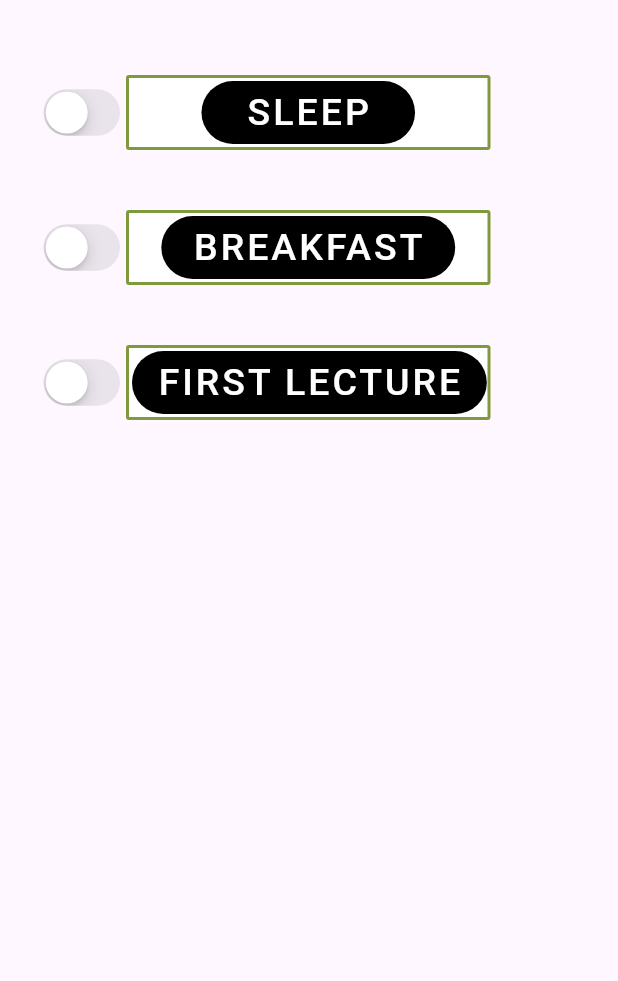
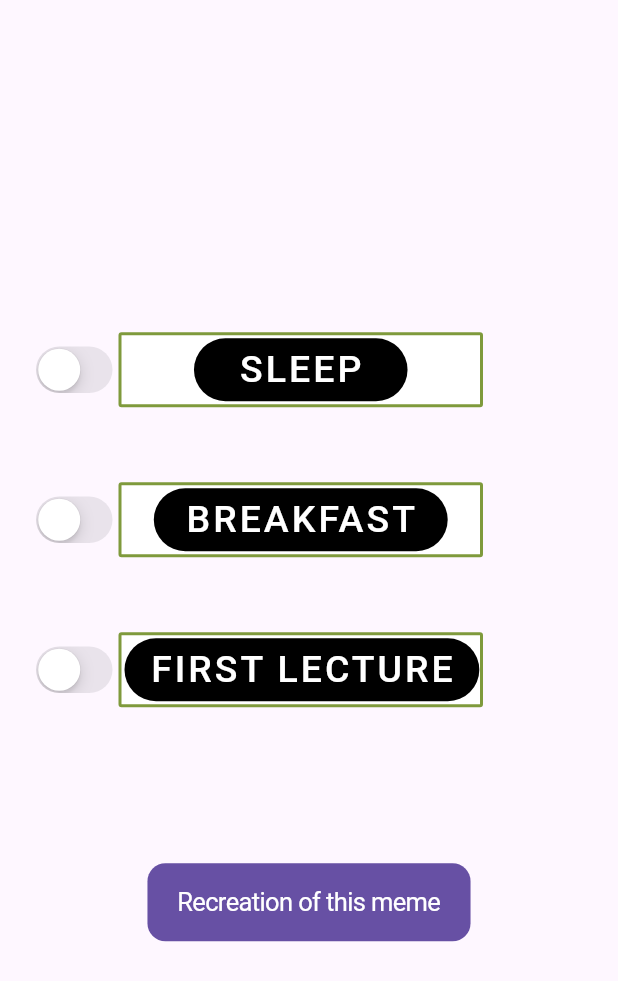
Before and after one commit to JustAdreamerFL/Collage-Switch-Game, a Flutter app: the screen it shows after launch, on a phone screen of 412 x 824 dp. Shown: the top 981 px of the screen. Run offline on Flutter 3.47's test engine with Material 3 defaults, Android fonts, the phone set to English and light mode, and no system bars.

Commit message:
• smooth animation when showing "scoreboard" • will show a button to redirect to a meme inspirational original video

```diff
--- a/lib/main.dart
+++ b/lib/main.dart
@@ -1,6 +1,9 @@
+import 'dart:async';
 import 'dart:math';
 import 'package:colage_switch/switch_w_text.dart';
+import 'package:flutter/cupertino.dart';
 import 'package:flutter/material.dart';
+import 'package:url_launcher/url_launcher.dart';
 
 void main() {
   runApp(const MainApp());
@@ -22,8 +25,20 @@ class _MainAppState extends State<MainApp> {
   bool value2 = false;
   bool value3 = false;
 
+  bool showHighscore = false;
+  bool showButton = false;
+
   DateTime? lastSwitchChangeTime;
   Duration highScore = Duration(days: 1);
+  @override
+  void initState() {
+    super.initState();
+    Timer(Duration(seconds: 6), () {
+      setState(() {
+        showButton = true;
+      });
+    });
+  }
 
   void _updateHighScore() {
     if (lastSwitchChangeTime != null) {
@@ -32,6 +47,7 @@ class _MainAppState extends State<MainApp> {
       if (timeDifference < highScore) {
         setState(() {
           highScore = timeDifference;
+          showHighscore = true;
         });
       }
       lastSwitchChangeTime = currentTime;
@@ -88,17 +104,31 @@ class _MainAppState extends State<MainApp> {
     });
   }
 
+  void _launchURL() async {
+    final Uri url = Uri.parse(
+        "https://www.instagram.com/reel/DA8mxK-SEOW/?utm_source=ig_web_copy_link&igsh=MzRlODBiNWFlZA==");
+    if (await canLaunchUrl(url)) {
+      await launchUrl(url);
+    } else {
+      throw 'Could not launch $url';
+    }
+  }
+
   @override
   Widget build(BuildContext context) {
     return MaterialApp(
       home: Scaffold(
         body: Center(
           child: Column(
+            mainAxisAlignment: MainAxisAlignment.center,
+            crossAxisAlignment: CrossAxisAlignment.center,
+            children: [
+              Column(
                 children: [
                   SizedBox(
                     height: 300,
                     child: Padding(
-                  padding: const EdgeInsets.fromLTRB(25, 30, 0, 0),
+                      padding: const EdgeInsets.only(left: 20),
                       child: Column(
                         crossAxisAlignment: CrossAxisAlignment.center,
                         mainAxisAlignment: MainAxisAlignment.spaceAround,
@@ -110,10 +140,25 @@ class _MainAppState extends State<MainApp> {
                       ),
                     ),
                   ),
-              if (highScore != Duration(days: 1))
-                Text(
+                ],
+              ),
+              // if (highScore != Duration(days: 1))
+              AnimatedOpacity(
+                opacity: showHighscore ? 1.0 : 0.0,
+                duration: Duration(seconds: 1),
+                child: Text(
                   'High Score: ${highScore.inMilliseconds} milliseconds',
                   style: TextStyle(fontSize: 20, fontWeight: FontWeight.bold),
+                ),
+              ),
+              const SizedBox(height: 50),
+              AnimatedOpacity(
+                opacity: showButton ? 1.0 : 0.0,
+                duration: Duration(seconds: 1),
+                child: CupertinoButton.filled(
+                  onPressed: _launchURL,
+                  child: Text('Recreation of this meme'),
+                ),
               ),
             ],
           ),
--- a/pubspec.yaml
+++ b/pubspec.yaml
@@ -10,6 +10,7 @@ dependencies:
   flutter:
     sdk: flutter
   icons_launcher: ^3.0.0
+  url_launcher: ^6.3.1
 
 
 dev_dependencies:
```
Also changed, not shown: pubspec.lock, 5 other files. Lines whose indentation alone changed are shown as unchanged.
